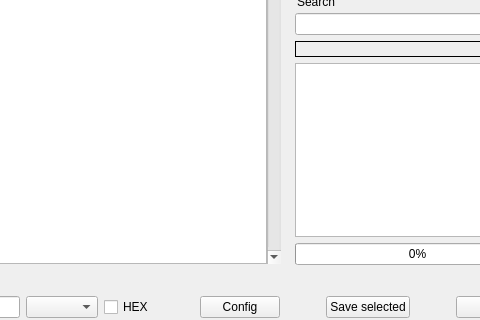
First picture: the form in mainwindow.ui, repository chipmunk-sm/HexEditor, before the edit; both pictures show x 467 to 947 and y 317 to 637 of the 1095 by 637 pixel window.
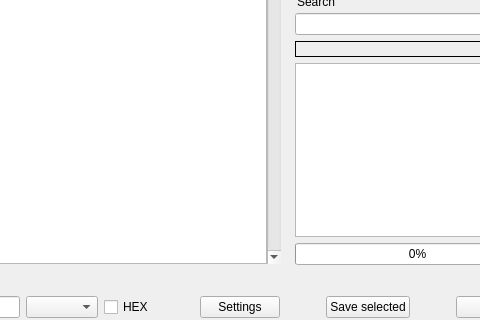
Second picture: the form after the edit. Icons and pictures are not drawn. Custom widgets are drawn as their Qt base class.

```diff
--- a/mainwindow.ui
+++ b/mainwindow.ui
@@ -548,7 +548,7 @@
         </sizepolicy>
        </property>
        <property name="text">
-        <string>Config</string>
+        <string>Settings</string>
        </property>
       </widget>
      </item>
```
Left out of the diff: 2 changed lines with no effect on the pictures.
